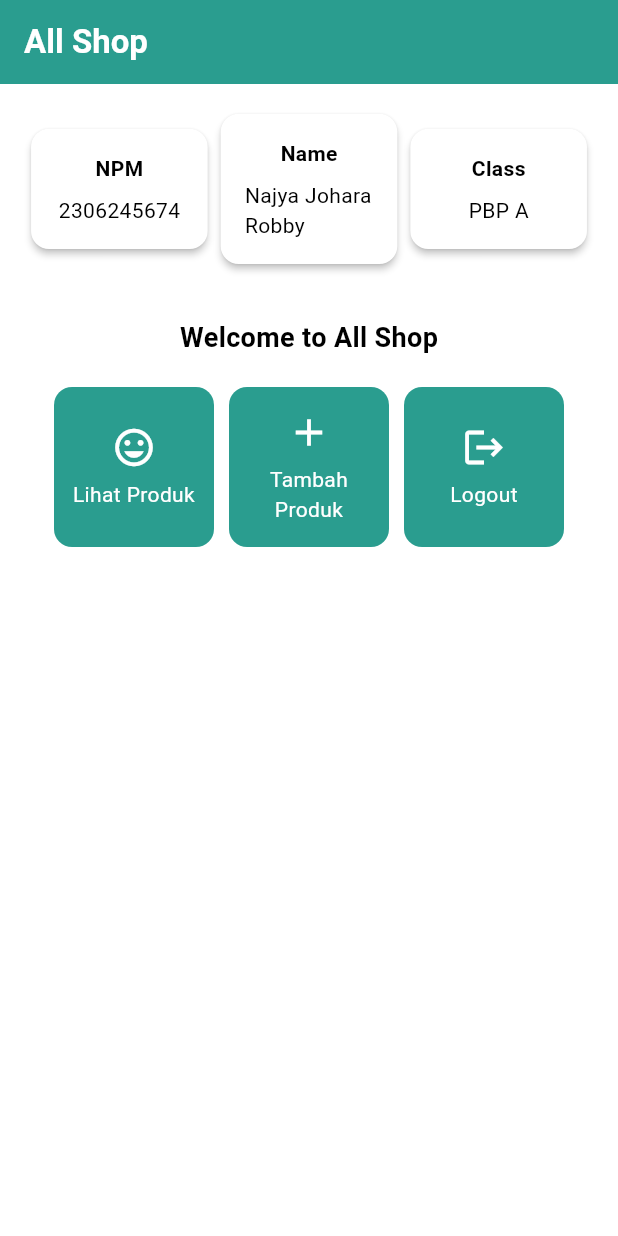
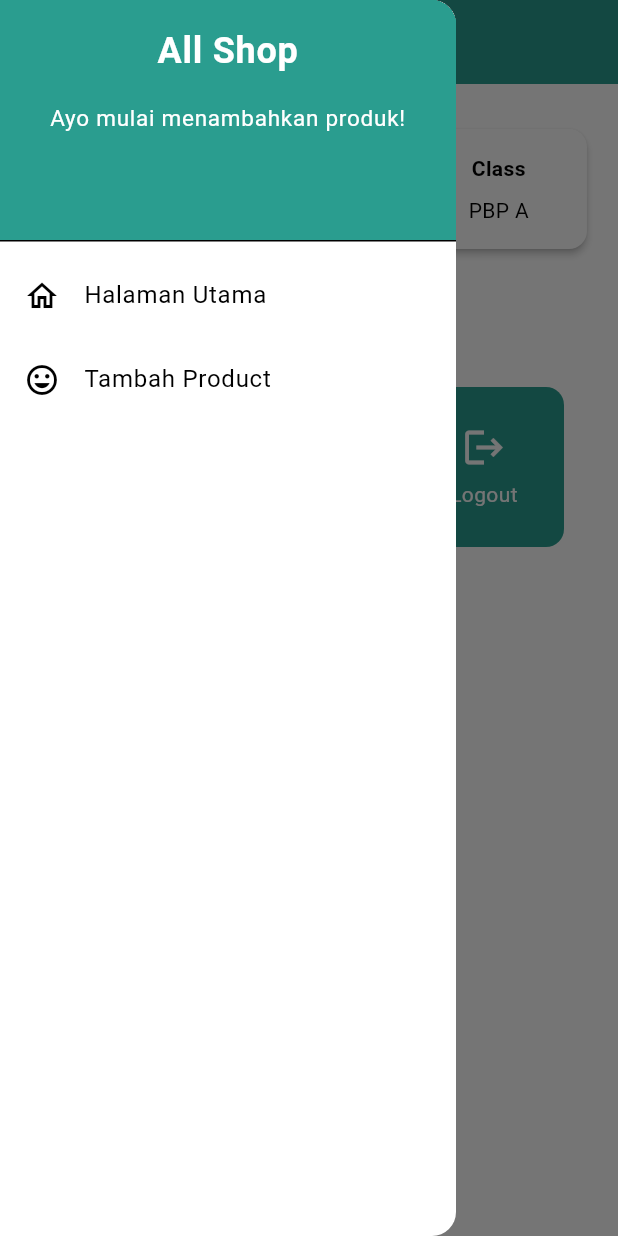
Before and after one commit to nayjohara/all-shop-app, a Flutter app: the screen it shows after launch, with the side drawer open (before the commit the screen has no drawer), on a phone screen of 412 x 824 dp. Run offline on Flutter 3.47's test engine with Material 3 defaults, Android fonts, the phone set to English and light mode, and no system bars.

Commit message:
add productentry_form, left_drawer, product_card

```diff
--- a/all_shop/lib/main.dart
+++ b/all_shop/lib/main.dart
@@ -1,5 +1,5 @@
 import 'package:flutter/material.dart';
-import 'package:all_shop/menu.dart';
+import 'package:all_shop/screens/menu.dart';
 
 void main() {
   runApp(const MyApp());
--- a/all_shop/lib/menu.dart
+++ b/all_shop/lib/screens/menu.dart
@@ -1,4 +1,7 @@
 import 'package:flutter/material.dart';
+import 'package:all_shop/widgets/left_drawer.dart';
+import 'package:all_shop/widgets/product_card.dart';
+
 class MyHomePage extends StatelessWidget {
   MyHomePage({super.key});
 
@@ -16,7 +19,6 @@
     return Scaffold(
       // AppBar adalah bagian atas halaman yang menampilkan judul.
       appBar: AppBar(
-        // Judul aplikasi "Mental Health Tracker" dengan teks putih dan tebal.
         title: const Text(
           'All Shop',
           style: TextStyle(
@@ -27,6 +29,7 @@
         // Warna latar belakang AppBar diambil dari skema warna tema aplikasi.
         backgroundColor: Theme.of(context).colorScheme.primary,
       ),
+      drawer: const LeftDrawer(),
       // Body halaman dengan padding di sekelilingnya.
       body: Padding(
         padding: const EdgeInsets.all(16.0),
@@ -122,64 +125,3 @@
     );
   }
 }
-
-class ItemHomepage {
-     final String name;
-     final IconData icon;
-
-     ItemHomepage(this.name, this.icon);
- }
-
-class ItemCard extends StatelessWidget {
-  // Menampilkan kartu dengan ikon dan nama.
-
-  final ItemHomepage item;
-
-  const ItemCard(this.item, {super.key});
-
-  @override
-  Widget build(BuildContext context) {
-    return Material(
-      // Menentukan warna latar belakang dari tema aplikasi.
-      color: Theme.of(context).colorScheme.secondary,
-      // Membuat sudut kartu melengkung.
-      borderRadius: BorderRadius.circular(12),
-
-      child: InkWell(
-        // Aksi ketika kartu ditekan.
-        onTap: () {
-          // Menampilkan pesan SnackBar saat kartu ditekan.
-          ScaffoldMessenger.of(context)
-            ..hideCurrentSnackBar()
-            ..showSnackBar(
-              SnackBar(content: Text("Kamu telah menekan tombol ${item.name}!"))
-            );
-        },
-        // Container untuk menyimpan Icon dan Text
-        child: Container(
-          padding: const EdgeInsets.all(8),
-          child: Center(
-            child: Column(
-              // Menyusun ikon dan teks di tengah kartu.
-              mainAxisAlignment: MainAxisAlignment.center,
-              children: [
-                Icon(
-                  item.icon,
-                  color: Colors.white,
-                  size: 30.0,
-                ),
-                const Padding(padding: EdgeInsets.all(3)),
-                Text(
-                  item.name,
-                  textAlign: TextAlign.center,
-                  style: const TextStyle(color: Colors.white),
-                ),
-              ],
-            ),
-          ),
-        ),
-      ),
-    );
-  }
-
-}
--- /dev/null
+++ b/all_shop/lib/widgets/left_drawer.dart
@@ -0,0 +1,68 @@
+import 'package:all_shop/screens/productentry_form.dart';
+import 'package:flutter/material.dart';
+import 'package:all_shop/screens/menu.dart';
+
+class LeftDrawer extends StatelessWidget {
+  const LeftDrawer({super.key});
+
+  @override
+  Widget build(BuildContext context) {
+    return Drawer(
+      child: ListView(
+        children: [
+          DrawerHeader(
+            decoration: BoxDecoration(
+              color: Theme.of(context).colorScheme.primary,
+            ),
+            child: const Column(
+              children: [
+                Text(
+                  'All Shop',
+                  textAlign: TextAlign.center,
+                  style: TextStyle(
+                    fontSize: 24,
+                    fontWeight: FontWeight.bold,
+                    color: Colors.white,
+                  ),
+                ),
+                Padding(padding: EdgeInsets.all(8)),
+                Text(
+                  "Ayo mulai menambahkan produk!",
+                  textAlign: TextAlign.center,
+                  style: TextStyle(
+                    fontSize: 15,
+                    color: Colors.white,
+                  )
+                ),
+              ],
+            ),
+          ),
+          ListTile(
+            leading: const Icon(Icons.home_outlined),
+            title: const Text('Halaman Utama'),
+            // Bagian redirection ke MyHomePage
+            onTap: () {
+              Navigator.pushReplacement(
+                  context,
+                  MaterialPageRoute(
+                    builder: (context) => MyHomePage(),
+                  ));
+            },
+          ),
+          ListTile(
+            leading: const Icon(Icons.mood),
+            title: const Text('Tambah Product'),
+
+            onTap: () {
+                Navigator.push(
+                context,
+                MaterialPageRoute(
+                    builder: (context) => const ProductEntryFormPage(),
+                ));
+            },
+          ),
+        ],
+      ),
+    );
+  }
+}
--- /dev/null
+++ b/all_shop/lib/widgets/product_card.dart
@@ -0,0 +1,71 @@
+import 'package:flutter/material.dart';
+import 'package:all_shop/screens/productentry_form.dart';
+
+
+class ItemHomepage {
+     final String name;
+     final IconData icon;
+
+     ItemHomepage(this.name, this.icon);
+ }
+
+class ItemCard extends StatelessWidget {
+  // Menampilkan kartu dengan ikon dan nama.
+
+  final ItemHomepage item;
+
+  const ItemCard(this.item, {super.key});
+
+  @override
+  Widget build(BuildContext context) {
+    return Material(
+      // Menentukan warna latar belakang dari tema aplikasi.
+      color: Theme.of(context).colorScheme.secondary,
+      // Membuat sudut kartu melengkung.
+      borderRadius: BorderRadius.circular(12),
+
+      child: InkWell(
+        // Aksi ketika kartu ditekan.
+        onTap: () {
+          // Menampilkan pesan SnackBar saat kartu ditekan.
+          ScaffoldMessenger.of(context)
+            ..hideCurrentSnackBar()
+            ..showSnackBar(
+              SnackBar(content: Text("Kamu telah menekan tombol ${item.name}!"))
+            );
+          if (item.name == "Tambah Produk"){
+                Navigator.push(
+                context,
+                MaterialPageRoute(
+                    builder: (context) => const ProductEntryFormPage(),
+                ));
+          }
+        },
+        // Container untuk menyimpan Icon dan Text
+        child: Container(
+          padding: const EdgeInsets.all(8),
+          child: Center(
+            child: Column(
+              // Menyusun ikon dan teks di tengah kartu.
+              mainAxisAlignment: MainAxisAlignment.center,
+              children: [
+                Icon(
+                  item.icon,
+                  color: Colors.white,
+                  size: 30.0,
+                ),
+                const Padding(padding: EdgeInsets.all(3)),
+                Text(
+                  item.name,
+                  textAlign: TextAlign.center,
+                  style: const TextStyle(color: Colors.white),
+                ),
+              ],
+            ),
+          ),
+        ),
+      ),
+    );
+  }
+
+}
```
Also changed, not shown: all_shop/lib/screens/productentry_form.dart (added, +161 -0 lines).
